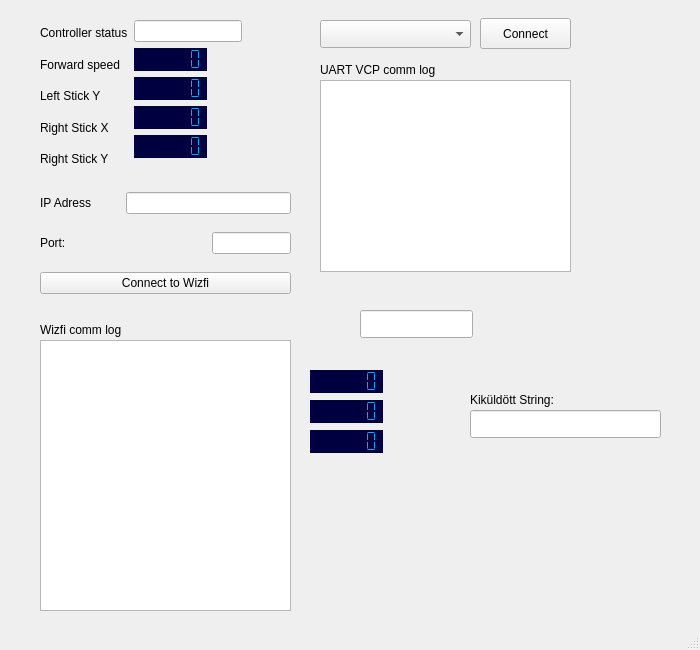
The window that Mechanum/mainwindow.ui (BorbiroDavid/MECANUM) describes before a commit, drawn with Qt 5.
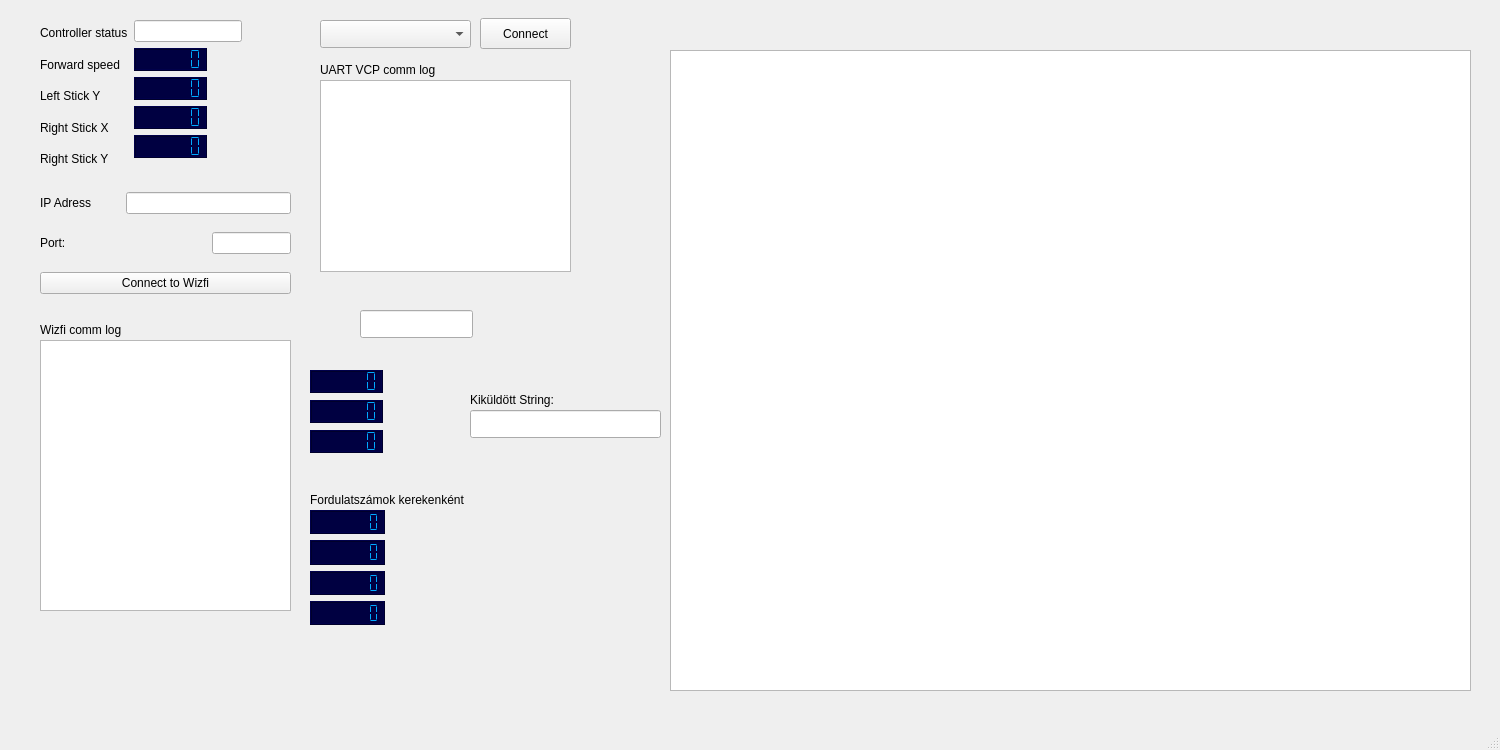
The same window after the commit.

```diff
--- a/Mechanum/mainwindow.ui
+++ b/Mechanum/mainwindow.ui
@@ -6,8 +6,8 @@
    <rect>
     <x>0</x>
     <y>0</y>
-    <width>700</width>
-    <height>650</height>
+    <width>1500</width>
+    <height>750</height>
    </rect>
   </property>
   <property name="font">
@@ -391,6 +391,117 @@
      </rect>
     </property>
    </widget>
+   <widget class="QGraphicsView" name="graphicsView">
+    <property name="geometry">
+     <rect>
+      <x>670</x>
+      <y>50</y>
+      <width>801</width>
+      <height>641</height>
+     </rect>
+    </property>
+   </widget>
+   <widget class="QLabel" name="label_11">
+    <property name="geometry">
+     <rect>
+      <x>310</x>
+      <y>490</y>
+      <width>201</width>
+      <height>20</height>
+     </rect>
+    </property>
+    <property name="text">
+     <string>Fordulatszámok kerekenként</string>
+    </property>
+   </widget>
+   <widget class="QWidget" name="">
+    <property name="geometry">
+     <rect>
+      <x>310</x>
+      <y>510</y>
+      <width>75</width>
+      <height>115</height>
+     </rect>
+    </property>
+    <layout class="QVBoxLayout" name="verticalLayout">
+     <item>
+      <widget class="QLCDNumber" name="LCD_N1">
+       <property name="font">
+        <font>
+         <bold>true</bold>
+        </font>
+       </property>
+       <property name="styleSheet">
+        <string notr="true">color: rgb(0, 170, 255);
+background-color: rgb(0, 0, 65);</string>
+       </property>
+       <property name="digitCount">
+        <number>7</number>
+       </property>
+       <property name="segmentStyle">
+        <enum>QLCDNumber::SegmentStyle::Flat</enum>
+       </property>
+      </widget>
+     </item>
+     <item>
+      <widget class="QLCDNumber" name="LCD_N2">
+       <property name="font">
+        <font>
+         <bold>true</bold>
+        </font>
+       </property>
+       <property name="styleSheet">
+        <string notr="true">color: rgb(0, 170, 255);
+background-color: rgb(0, 0, 65);</string>
+       </property>
+       <property name="digitCount">
+        <number>7</number>
+       </property>
+       <property name="segmentStyle">
+        <enum>QLCDNumber::SegmentStyle::Flat</enum>
+       </property>
+      </widget>
+     </item>
+     <item>
+      <widget class="QLCDNumber" name="LCD_N3">
+       <property name="font">
+        <font>
+         <bold>true</bold>
+        </font>
+       </property>
+       <property name="styleSheet">
+        <string notr="true">color: rgb(0, 170, 255);
+background-color: rgb(0, 0, 65);</string>
+       </property>
+       <property name="digitCount">
+        <number>7</number>
+       </property>
+       <property name="segmentStyle">
+        <enum>QLCDNumber::SegmentStyle::Flat</enum>
+       </property>
+      </widget>
+     </item>
+     <item>
+      <widget class="QLCDNumber" name="LCD_N4">
+       <property name="font">
+        <font>
+         <bold>true</bold>
+        </font>
+       </property>
+       <property name="styleSheet">
+        <string notr="true">color: rgb(0, 170, 255);
+background-color: rgb(0, 0, 65);</string>
+       </property>
+       <property name="digitCount">
+        <number>7</number>
+       </property>
+       <property name="segmentStyle">
+        <enum>QLCDNumber::SegmentStyle::Flat</enum>
+       </property>
+      </widget>
+     </item>
+    </layout>
+   </widget>
   </widget>
   <widget class="QMenuBar" name="menubar">
    <property name="geometry">
```
Left out of the diff: 4 changed lines with no effect on the pictures.
